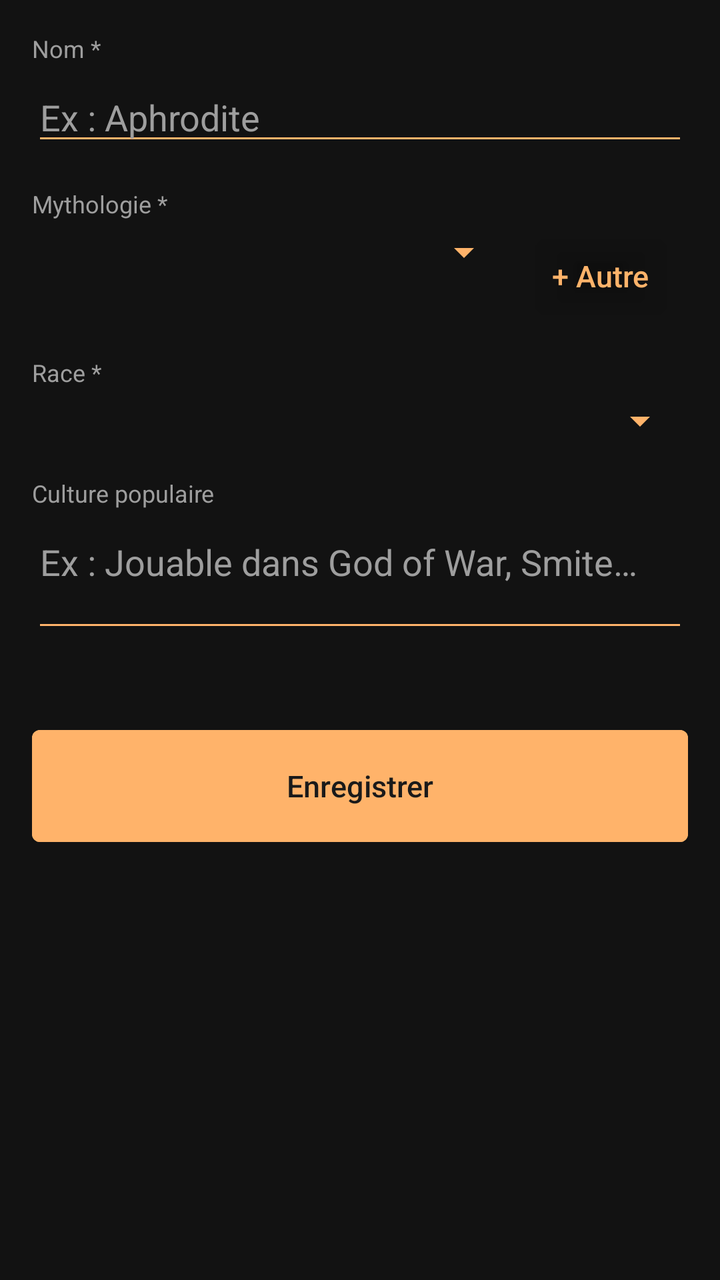
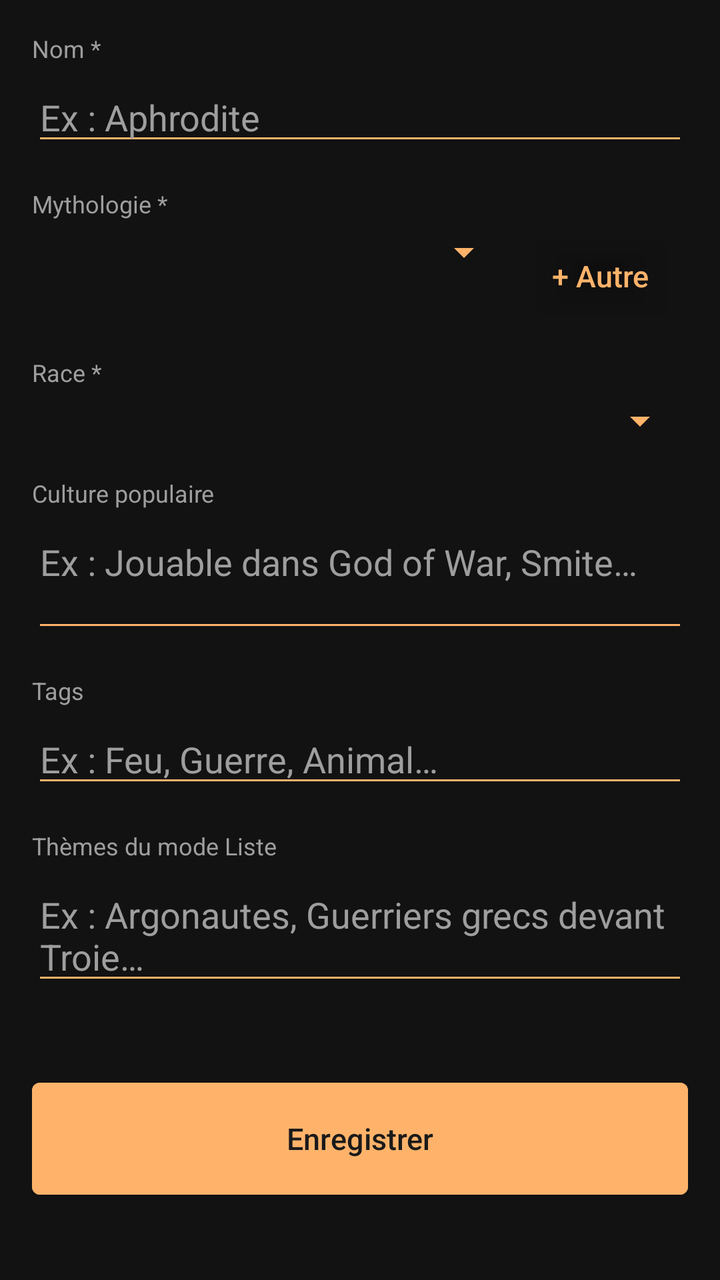

Before-and-after screenshots of an Android layout around one commit, followed by the original layout XML and the change that was made.
<!-- AndroidManifest.xml: application theme Theme.App_mythology -->
<!-- res/layout/fragment_add_entity.xml -->
<?xml version="1.0" encoding="utf-8"?>
<ScrollView xmlns:android="http://schemas.android.com/apk/res/android"
    android:layout_width="match_parent"
    android:layout_height="match_parent"
    android:background="@color/surface">

    <LinearLayout
        android:layout_width="match_parent"
        android:layout_height="wrap_content"
        android:orientation="vertical"
        android:padding="16dp">

        
        <TextView android:layout_width="match_parent" android:layout_height="wrap_content"
            android:text="Nom *" android:textColor="@color/on_surface_variant"
            android:textSize="12sp" android:layout_marginBottom="4dp"/>
        <EditText android:id="@+id/et_name"
            android:layout_width="match_parent" android:layout_height="wrap_content"
            android:hint="Ex : Aphrodite" android:textColor="@color/on_surface"
            android:textColorHint="@color/on_surface_variant"
            android:backgroundTint="@color/primary"
            android:layout_marginBottom="16dp"/>

        
        <TextView android:layout_width="match_parent" android:layout_height="wrap_content"
            android:text="Mythologie *" android:textColor="@color/on_surface_variant"
            android:textSize="12sp" android:layout_marginBottom="4dp"/>
        <LinearLayout android:layout_width="match_parent" android:layout_height="wrap_content"
            android:orientation="horizontal" android:layout_marginBottom="16dp">
            <Spinner android:id="@+id/spinner_mythology"
                android:layout_width="0dp" android:layout_height="wrap_content"
                android:layout_weight="1" android:backgroundTint="@color/primary"/>
            <Button android:id="@+id/btn_add_mythology"
                android:layout_width="wrap_content" android:layout_height="wrap_content"
                android:text="+ Autre"
                android:backgroundTint="@android:color/transparent"
                android:textColor="@color/primary"/>
        </LinearLayout>

        
        <TextView android:layout_width="match_parent" android:layout_height="wrap_content"
            android:text="Race *" android:textColor="@color/on_surface_variant"
            android:textSize="12sp" android:layout_marginBottom="4dp"/>
        <Spinner android:id="@+id/spinner_race"
            android:layout_width="match_parent" android:layout_height="wrap_content"
            android:backgroundTint="@color/primary"
            android:layout_marginBottom="16dp"/>

        
        <TextView android:layout_width="match_parent" android:layout_height="wrap_content"
            android:text="Culture populaire" android:textColor="@color/on_surface_variant"
            android:textSize="12sp" android:layout_marginBottom="4dp"/>
        <EditText android:id="@+id/et_popularculture"
            android:layout_width="match_parent" android:layout_height="wrap_content"
            android:hint="Ex : Jouable dans God of War, Smite…" android:textColor="@color/on_surface"
            android:textColorHint="@color/on_surface_variant" android:backgroundTint="@color/primary"
            android:minLines="2" android:gravity="top"
            android:layout_marginBottom="20dp"/>

        
        <LinearLayout android:id="@+id/group_god"
            android:layout_width="match_parent" android:layout_height="wrap_content"
            android:orientation="vertical" android:visibility="gone">

            <TextView android:layout_width="match_parent" android:layout_height="wrap_content"
                android:text="Domaine" android:textColor="@color/on_surface_variant" android:textSize="12sp" android:layout_marginBottom="4dp"/>
            <EditText android:id="@+id/et_domain"
                android:layout_width="match_parent" android:layout_height="wrap_content"
                android:hint="Ex : Amour et beauté" android:textColor="@color/on_surface"
                android:textColorHint="@color/on_surface_variant" android:backgroundTint="@color/primary"
                android:layout_marginBottom="12dp"/>

            <TextView android:layout_width="match_parent" android:layout_height="wrap_content"
                android:text="Type de dieu" android:textColor="@color/on_surface_variant" android:textSize="12sp" android:layout_marginBottom="4dp"/>
            <EditText android:id="@+id/et_godtype"
                android:layout_width="match_parent" android:layout_height="wrap_content"
                android:hint="Ex : Olympien, Primordial…" android:textColor="@color/on_surface"
                android:textColorHint="@color/on_surface_variant" android:backgroundTint="@color/primary"
                android:layout_marginBottom="12dp"/>

            <TextView android:layout_width="match_parent" android:layout_height="wrap_content"
                android:text="Équivalent romain/grec" android:textColor="@color/on_surface_variant" android:textSize="12sp" android:layout_marginBottom="4dp"/>
            <EditText android:id="@+id/et_equivalent"
                android:layout_width="match_parent" android:layout_height="wrap_content"
                android:hint="Ex : Vénus" android:textColor="@color/on_surface"
                android:textColorHint="@color/on_surface_variant" android:backgroundTint="@color/primary"
                android:layout_marginBottom="12dp"/>

            <TextView android:layout_width="match_parent" android:layout_height="wrap_content"
                android:text="Père" android:textColor="@color/on_surface_variant" android:textSize="12sp" android:layout_marginBottom="4dp"/>
            <EditText android:id="@+id/et_father"
                android:layout_width="match_parent" android:layout_height="wrap_content"
                android:hint="Ex : Zeus" android:textColor="@color/on_surface"
                android:textColorHint="@color/on_surface_variant" android:backgroundTint="@color/primary"
                android:layout_marginBottom="12dp"/>

            <TextView android:layout_width="match_parent" android:layout_height="wrap_content"
                android:text="Mère" android:textColor="@color/on_surface_variant" android:textSize="12sp" android:layout_marginBottom="4dp"/>
            <EditText android:id="@+id/et_mother"
                android:layout_width="match_parent" android:layout_height="wrap_content"
                android:hint="Ex : Héra" android:textColor="@color/on_surface"
                android:textColorHint="@color/on_surface_variant" android:backgroundTint="@color/primary"
                android:layout_marginBottom="12dp"/>
        </LinearLayout>

        
        <LinearLayout android:id="@+id/group_titan"
            android:layout_width="match_parent" android:layout_height="wrap_content"
            android:orientation="vertical" android:visibility="gone">

            <TextView android:layout_width="match_parent" android:layout_height="wrap_content"
                android:text="Domaine" android:textColor="@color/on_surface_variant" android:textSize="12sp" android:layout_marginBottom="4dp"/>
            <EditText android:id="@+id/et_domain_titan"
                android:layout_width="match_parent" android:layout_height="wrap_content"
                android:hint="Ex : Temps, Océan…" android:textColor="@color/on_surface"
                android:textColorHint="@color/on_surface_variant" android:backgroundTint="@color/primary"
                android:layout_marginBottom="12dp"/>

            <TextView android:layout_width="match_parent" android:layout_height="wrap_content"
                android:text="Équivalent romain" android:textColor="@color/on_surface_variant" android:textSize="12sp" android:layout_marginBottom="4dp"/>
            <EditText android:id="@+id/et_equivalent_titan"
                android:layout_width="match_parent" android:layout_height="wrap_content"
                android:hint="Ex : Saturne" android:textColor="@color/on_surface"
                android:textColorHint="@color/on_surface_variant" android:backgroundTint="@color/primary"
                android:layout_marginBottom="12dp"/>
        </LinearLayout>

        
        <LinearLayout android:id="@+id/group_giant"
            android:layout_width="match_parent" android:layout_height="wrap_content"
            android:orientation="vertical" android:visibility="gone">

            <TextView android:layout_width="match_parent" android:layout_height="wrap_content"
                android:text="Type de géant" android:textColor="@color/on_surface_variant" android:textSize="12sp" android:layout_marginBottom="4dp"/>
            <EditText android:id="@+id/et_gianttype"
                android:layout_width="match_parent" android:layout_height="wrap_content"
                android:hint="Ex : Jotunn, GeantDeFeu…" android:textColor="@color/on_surface"
                android:textColorHint="@color/on_surface_variant" android:backgroundTint="@color/primary"
                android:layout_marginBottom="12dp"/>

            <TextView android:layout_width="match_parent" android:layout_height="wrap_content"
                android:text="Dieu opposé" android:textColor="@color/on_surface_variant" android:textSize="12sp" android:layout_marginBottom="4dp"/>
            <EditText android:id="@+id/et_opponent"
                android:layout_width="match_parent" android:layout_height="wrap_content"
                android:hint="Ex : Zeus" android:textColor="@color/on_surface"
                android:textColorHint="@color/on_surface_variant" android:backgroundTint="@color/primary"
                android:layout_marginBottom="12dp"/>
        </LinearLayout>

        
        <LinearLayout android:id="@+id/group_heroes"
            android:layout_width="match_parent" android:layout_height="wrap_content"
            android:orientation="vertical" android:visibility="gone">

            <TextView android:layout_width="match_parent" android:layout_height="wrap_content"
                android:text="Histoire / Quête" android:textColor="@color/on_surface_variant" android:textSize="12sp" android:layout_marginBottom="4dp"/>
            <EditText android:id="@+id/et_story"
                android:layout_width="match_parent" android:layout_height="wrap_content"
                android:hint="Ex : Douze travaux d'Hercule…" android:textColor="@color/on_surface"
                android:textColorHint="@color/on_surface_variant" android:backgroundTint="@color/primary"
                android:minLines="2" android:gravity="top"
                android:layout_marginBottom="12dp"/>

            <TextView android:layout_width="match_parent" android:layout_height="wrap_content"
                android:text="Tué par" android:textColor="@color/on_surface_variant" android:textSize="12sp" android:layout_marginBottom="4dp"/>
            <EditText android:id="@+id/et_killer"
                android:layout_width="match_parent" android:layout_height="wrap_content"
                android:hint="Ex : Paris" android:textColor="@color/on_surface"
                android:textColorHint="@color/on_surface_variant" android:backgroundTint="@color/primary"
                android:layout_marginBottom="12dp"/>

            <TextView android:layout_width="match_parent" android:layout_height="wrap_content"
                android:text="Ascendant divin" android:textColor="@color/on_surface_variant" android:textSize="12sp" android:layout_marginBottom="4dp"/>
            <EditText android:id="@+id/et_ascendant"
                android:layout_width="match_parent" android:layout_height="wrap_content"
                android:hint="Ex : Zeus" android:textColor="@color/on_surface"
                android:textColorHint="@color/on_surface_variant" android:backgroundTint="@color/primary"
                android:layout_marginBottom="12dp"/>
        </LinearLayout>

        
        <LinearLayout android:id="@+id/group_monster"
            android:layout_width="match_parent" android:layout_height="wrap_content"
            android:orientation="vertical" android:visibility="gone">

            <TextView android:layout_width="match_parent" android:layout_height="wrap_content"
                android:text="Type de monstre" android:textColor="@color/on_surface_variant" android:textSize="12sp" android:layout_marginBottom="4dp"/>
            <EditText android:id="@+id/et_monstertype"
                android:layout_width="match_parent" android:layout_height="wrap_content"
                android:hint="Ex : Dragon, Loup, Serpent…" android:textColor="@color/on_surface"
                android:textColorHint="@color/on_surface_variant" android:backgroundTint="@color/primary"
                android:layout_marginBottom="12dp"/>

            <TextView android:layout_width="match_parent" android:layout_height="wrap_content"
                android:text="Description" android:textColor="@color/on_surface_variant" android:textSize="12sp" android:layout_marginBottom="4dp"/>
            <EditText android:id="@+id/et_description"
                android:layout_width="match_parent" android:layout_height="wrap_content"
                android:hint="Description de la créature…" android:textColor="@color/on_surface"
                android:textColorHint="@color/on_surface_variant" android:backgroundTint="@color/primary"
                android:minLines="2" android:gravity="top"
                android:layout_marginBottom="12dp"/>
        </LinearLayout>

        
        <LinearLayout android:id="@+id/group_cyclope"
            android:layout_width="match_parent" android:layout_height="wrap_content"
            android:orientation="vertical" android:visibility="gone">

            <CheckBox android:id="@+id/cb_primordial"
                android:layout_width="wrap_content" android:layout_height="wrap_content"
                android:text="Cyclope primordial"
                android:textColor="@color/on_surface"
                android:buttonTint="@color/primary"
                android:layout_marginBottom="12dp"/>

            <TextView android:layout_width="match_parent" android:layout_height="wrap_content"
                android:text="Histoire" android:textColor="@color/on_surface_variant" android:textSize="12sp" android:layout_marginBottom="4dp"/>
            <EditText android:id="@+id/et_story_cyclope"
                android:layout_width="match_parent" android:layout_height="wrap_content"
                android:hint="Ex : Forgeron d'Héphaïstos…" android:textColor="@color/on_surface"
                android:textColorHint="@color/on_surface_variant" android:backgroundTint="@color/primary"
                android:minLines="2" android:gravity="top"
                android:layout_marginBottom="12dp"/>
        </LinearLayout>

        
        <LinearLayout android:id="@+id/group_muses"
            android:layout_width="match_parent" android:layout_height="wrap_content"
            android:orientation="vertical" android:visibility="gone">

            <TextView android:layout_width="match_parent" android:layout_height="wrap_content"
                android:text="Domaine artistique" android:textColor="@color/on_surface_variant" android:textSize="12sp" android:layout_marginBottom="4dp"/>
            <EditText android:id="@+id/et_domain_muses"
                android:layout_width="match_parent" android:layout_height="wrap_content"
                android:hint="Ex : Poésie épique, Musique…" android:textColor="@color/on_surface"
                android:textColorHint="@color/on_surface_variant" android:backgroundTint="@color/primary"
                android:layout_marginBottom="12dp"/>

            <TextView android:layout_width="match_parent" android:layout_height="wrap_content"
                android:text="Type de muse" android:textColor="@color/on_surface_variant" android:textSize="12sp" android:layout_marginBottom="4dp"/>
            <EditText android:id="@+id/et_musetype"
                android:layout_width="match_parent" android:layout_height="wrap_content"
                android:hint="Grecque ou Beotienne" android:textColor="@color/on_surface"
                android:textColorHint="@color/on_surface_variant" android:backgroundTint="@color/primary"
                android:layout_marginBottom="12dp"/>
        </LinearLayout>

        
        <LinearLayout android:id="@+id/group_archangels"
            android:layout_width="match_parent" android:layout_height="wrap_content"
            android:orientation="vertical" android:visibility="gone">

            <TextView android:layout_width="match_parent" android:layout_height="wrap_content"
                android:text="Rôle" android:textColor="@color/on_surface_variant" android:textSize="12sp" android:layout_marginBottom="4dp"/>
            <EditText android:id="@+id/et_role"
                android:layout_width="match_parent" android:layout_height="wrap_content"
                android:hint="Ex : Messager de Dieu, Gardien…" android:textColor="@color/on_surface"
                android:textColorHint="@color/on_surface_variant" android:backgroundTint="@color/primary"
                android:layout_marginBottom="12dp"/>
        </LinearLayout>

        
        <LinearLayout android:id="@+id/group_knight"
            android:layout_width="match_parent" android:layout_height="wrap_content"
            android:orientation="vertical" android:visibility="gone">

            <TextView android:layout_width="match_parent" android:layout_height="wrap_content"
                android:text="Histoire / Quête" android:textColor="@color/on_surface_variant" android:textSize="12sp" android:layout_marginBottom="4dp"/>
            <EditText android:id="@+id/et_story_knight"
                android:layout_width="match_parent" android:layout_height="wrap_content"
                android:hint="Ex : Chevalier de la Table Ronde…" android:textColor="@color/on_surface"
                android:textColorHint="@color/on_surface_variant" android:backgroundTint="@color/primary"
                android:minLines="2" android:gravity="top"
                android:layout_marginBottom="12dp"/>

            <TextView android:layout_width="match_parent" android:layout_height="wrap_content"
                android:text="Mort" android:textColor="@color/on_surface_variant" android:textSize="12sp" android:layout_marginBottom="4dp"/>
            <EditText android:id="@+id/et_death"
                android:layout_width="match_parent" android:layout_height="wrap_content"
                android:hint="Ex : Tué par Mordred…" android:textColor="@color/on_surface"
                android:textColorHint="@color/on_surface_variant" android:backgroundTint="@color/primary"
                android:layout_marginBottom="12dp"/>
        </LinearLayout>

        
        <LinearLayout android:id="@+id/group_demon"
            android:layout_width="match_parent" android:layout_height="wrap_content"
            android:orientation="vertical" android:visibility="gone">

            <TextView android:layout_width="match_parent" android:layout_height="wrap_content"
                android:text="Domaine / Péché" android:textColor="@color/on_surface_variant" android:textSize="12sp" android:layout_marginBottom="4dp"/>
            <EditText android:id="@+id/et_domain_demon"
                android:layout_width="match_parent" android:layout_height="wrap_content"
                android:hint="Ex : Avarice, Luxure…" android:textColor="@color/on_surface"
                android:textColorHint="@color/on_surface_variant" android:backgroundTint="@color/primary"
                android:layout_marginBottom="12dp"/>
        </LinearLayout>

        
        <LinearLayout android:id="@+id/group_zodiac"
            android:layout_width="match_parent" android:layout_height="wrap_content"
            android:orientation="vertical" android:visibility="gone">

            <TextView android:layout_width="match_parent" android:layout_height="wrap_content"
                android:text="Type de zodiaque" android:textColor="@color/on_surface_variant" android:textSize="12sp" android:layout_marginBottom="4dp"/>
            <EditText android:id="@+id/et_zodiactype"
                android:layout_width="match_parent" android:layout_height="wrap_content"
                android:hint="Classique ou Chinois" android:textColor="@color/on_surface"
                android:textColorHint="@color/on_surface_variant" android:backgroundTint="@color/primary"
                android:layout_marginBottom="12dp"/>

            <TextView android:layout_width="match_parent" android:layout_height="wrap_content"
                android:text="Équivalent chinois" android:textColor="@color/on_surface_variant" android:textSize="12sp" android:layout_marginBottom="4dp"/>
            <EditText android:id="@+id/et_chinese"
                android:layout_width="match_parent" android:layout_height="wrap_content"
                android:hint="Ex : Rat, Boeuf…" android:textColor="@color/on_surface"
                android:textColorHint="@color/on_surface_variant" android:backgroundTint="@color/primary"
                android:layout_marginBottom="12dp"/>
        </LinearLayout>

        <Button android:id="@+id/btn_save"
            android:layout_width="match_parent"
            android:layout_height="56dp"
            android:text="Enregistrer"
            android:backgroundTint="@color/primary"
            android:textColor="@color/on_primary"
            android:layout_marginTop="24dp"/>

    </LinearLayout>
</ScrollView>
<!-- resources referenced by this layout -->
<resources>
  <color name="on_primary">#FF1A1A1A</color>
  <color name="on_surface">#FFEAEAEA</color>
  <color name="on_surface_variant">#FF9E9E9E</color>
  <color name="primary">#FFB36A</color>
  <color name="surface">#FF121212</color>
  <style name="Theme.App_mythology" parent="Base.Theme.App_mythology" />
  <style name="Base.Theme.App_mythology" parent="Theme.MaterialComponents.DayNight">
          
          <item name="colorPrimary">@color/primary</item>
          <item name="colorPrimaryDark">@color/colorPrimaryDark</item>
          <item name="colorAccent">@color/colorAccent</item>
          <item name="colorOnPrimary">@color/on_primary</item>
          <item name="colorSurface">@color/surface</item>
          <item name="colorOnSurface">@color/on_surface</item>
          <item name="android:windowBackground">@color/surface</item>
          <item name="android:statusBarColor">@color/surface</item>
          <item name="android:navigationBarColor">@color/surface</item>
          
          <item name="actionBarStyle">@style/MyActionBar</item>
          <item name="textInputStyle">@style/Widget.MaterialComponents.TextInputLayout.OutlinedBox</item>
          
          <item name="materialButtonStyle">@style/AppButton</item>
      </style>
  <color name="colorPrimaryDark">#FF0A0A0A</color>
  <color name="colorAccent">#FFB36A</color>
  <style name="MyActionBar" parent="Widget.MaterialComponents.ActionBar.Solid">
          <item name="background">@color/surface</item>
          <item name="titleTextStyle">@style/MyActionBarTitle</item>
          <item name="navigationIconTint">@color/primary</item>
      </style>
  <style name="AppButton" parent="Widget.MaterialComponents.Button">
          <item name="android:textAllCaps">false</item>
          <item name="android:letterSpacing">0</item>
          <item name="android:insetTop">0dp</item>
          <item name="android:insetBottom">0dp</item>
          <item name="android:maxLines">1</item>
          <item name="android:textSize">15sp</item>
          <item name="autoSizeTextType">uniform</item>
          <item name="autoSizeMinTextSize">11sp</item>
          <item name="autoSizeMaxTextSize">15sp</item>
      </style>
  <style name="MyActionBarTitle" parent="TextAppearance.Widget.AppCompat.Toolbar.Title">
          <item name="android:textColor">@color/on_surface</item>
      </style>
</resources>

<!-- the commit's change to res/layout/fragment_add_entity.xml (unified diff, before → after) -->
@@ -55,6 +55,26 @@
             android:hint="Ex : Jouable dans God of War, Smite…" android:textColor="@color/on_surface"
             android:textColorHint="@color/on_surface_variant" android:backgroundTint="@color/primary"
             android:minLines="2" android:gravity="top"
+            android:layout_marginBottom="16dp"/>
+
+        
+        <TextView android:layout_width="match_parent" android:layout_height="wrap_content"
+            android:text="Tags" android:textColor="@color/on_surface_variant"
+            android:textSize="12sp" android:layout_marginBottom="4dp"/>
+        <EditText android:id="@+id/et_tags"
+            android:layout_width="match_parent" android:layout_height="wrap_content"
+            android:hint="Ex : Feu, Guerre, Animal…" android:textColor="@color/on_surface"
+            android:textColorHint="@color/on_surface_variant" android:backgroundTint="@color/primary"
+            android:layout_marginBottom="16dp"/>
+
+        
+        <TextView android:layout_width="match_parent" android:layout_height="wrap_content"
+            android:text="Thèmes du mode Liste" android:textColor="@color/on_surface_variant"
+            android:textSize="12sp" android:layout_marginBottom="4dp"/>
+        <EditText android:id="@+id/et_listthemes"
+            android:layout_width="match_parent" android:layout_height="wrap_content"
+            android:hint="Ex : Argonautes, Guerriers grecs devant Troie…" android:textColor="@color/on_surface"
+            android:textColorHint="@color/on_surface_variant" android:backgroundTint="@color/primary"
             android:layout_marginBottom="20dp"/>
 
         
